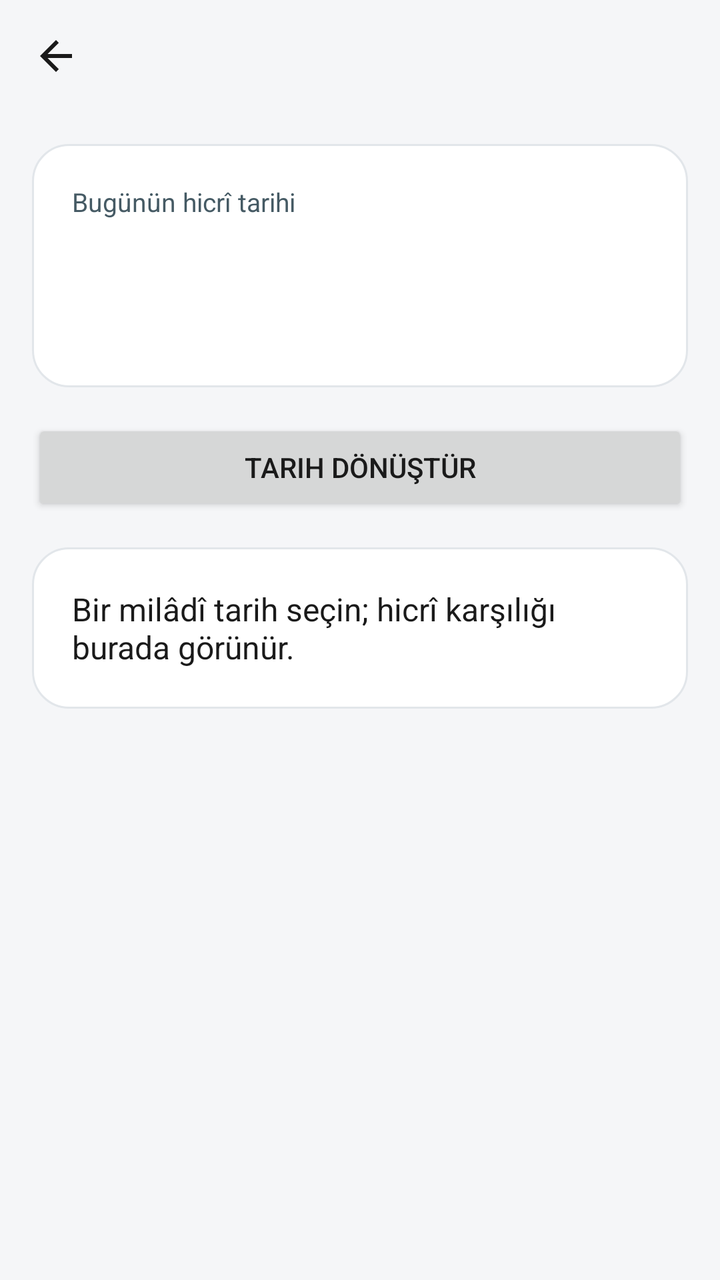
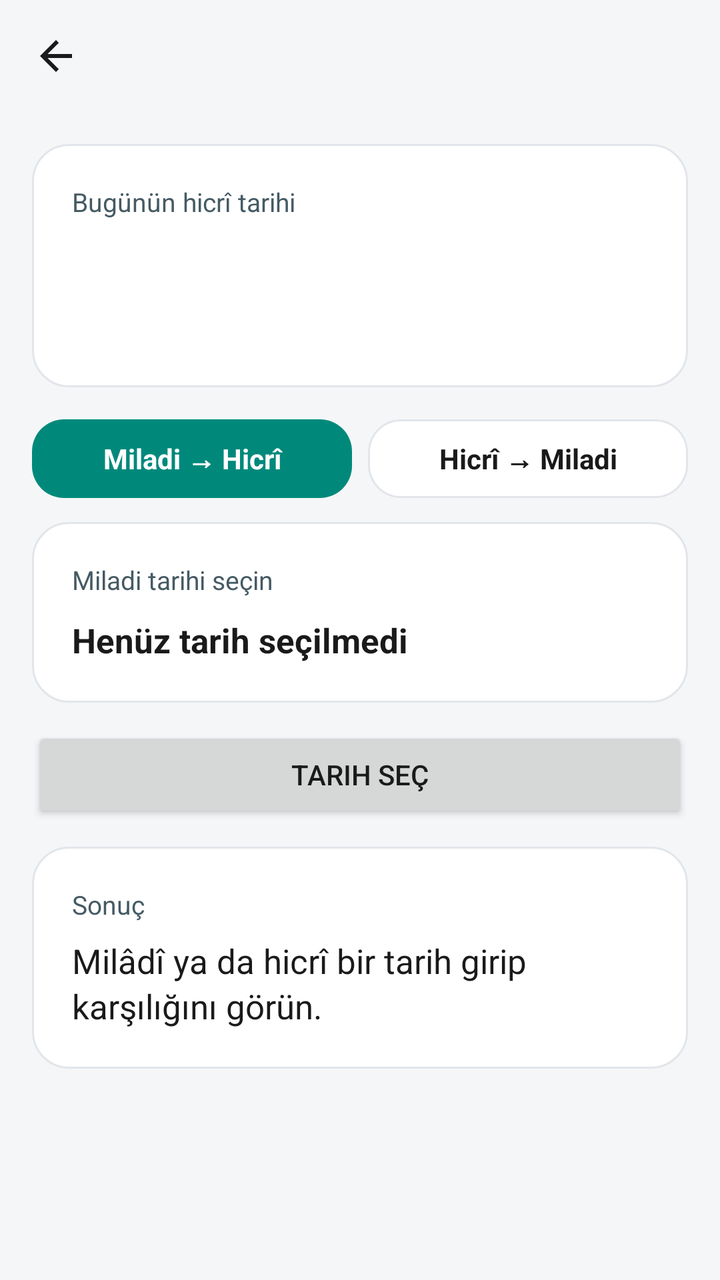

Two renders of the same Android screen: before a commit and after it. Below are the layout's source before the change and the commit's diff.
<!-- AndroidManifest.xml: application theme Theme.Qibla -->
<!-- res/layout/activity_hijri.xml -->
<?xml version="1.0" encoding="utf-8"?>
<LinearLayout xmlns:android="http://schemas.android.com/apk/res/android"
    xmlns:app="http://schemas.android.com/apk/res-auto"
    android:layout_width="match_parent"
    android:layout_height="match_parent"
    android:background="@color/bg"
    android:orientation="vertical">

    <androidx.appcompat.widget.Toolbar
        android:id="@+id/hijriToolbar"
        android:layout_width="match_parent"
        android:layout_height="?attr/actionBarSize"
        android:background="@color/bg"
        app:navigationIcon="?attr/homeAsUpIndicator"
        app:theme="@style/Theme.Qibla.Toolbar"
        app:titleTextColor="@color/text_primary" />

    <LinearLayout
        android:layout_width="match_parent"
        android:layout_height="wrap_content"
        android:layout_margin="16dp"
        android:background="@drawable/panel_bg"
        android:orientation="vertical"
        android:padding="20dp">

        <TextView
            android:layout_width="match_parent"
            android:layout_height="wrap_content"
            android:text="@string/hijri_today"
            android:textColor="@color/text_dim"
            android:textSize="13sp" />

        <TextView
            android:id="@+id/hijriDate"
            android:layout_width="match_parent"
            android:layout_height="wrap_content"
            android:paddingTop="6dp"
            android:textColor="@color/accent"
            android:textSize="26sp"
            android:textStyle="bold" />

        <TextView
            android:id="@+id/gregDate"
            android:layout_width="match_parent"
            android:layout_height="wrap_content"
            android:paddingTop="4dp"
            android:textColor="@color/text_dim"
            android:textSize="14sp" />
    </LinearLayout>

    <Button
        android:id="@+id/btnConvert"
        android:layout_width="match_parent"
        android:layout_height="wrap_content"
        android:layout_marginStart="16dp"
        android:layout_marginEnd="16dp"
        android:text="@string/hijri_convert" />

    <LinearLayout
        android:layout_width="match_parent"
        android:layout_height="wrap_content"
        android:layout_margin="16dp"
        android:background="@drawable/panel_bg"
        android:orientation="vertical"
        android:padding="20dp">

        <TextView
            android:id="@+id/convertResult"
            android:layout_width="match_parent"
            android:layout_height="wrap_content"
            android:text="@string/hijri_convert_hint"
            android:textColor="@color/text_primary"
            android:textSize="16sp" />
    </LinearLayout>
</LinearLayout>
<!-- resources referenced by this layout -->
<resources>
  <color name="accent">#00897B</color>
  <color name="bg">#F5F6F8</color>
  <color name="text_dim">#455A64</color>
  <color name="text_primary">#1A1A1A</color>
  <!-- drawable panel_bg (drawable) -->
  <?xml version="1.0" encoding="utf-8"?>
  <shape xmlns:android="http://schemas.android.com/apk/res/android"
      android:shape="rectangle">
      <solid android:color="@color/panel" />
      <corners android:radius="18dp" />
      <stroke
          android:width="1dp"
          android:color="@color/panel_stroke" />
  </shape>
  <string name="hijri_convert">Tarih dönüştür</string>
  <string name="hijri_convert_hint">Bir milâdî tarih seçin; hicrî karşılığı burada görünür.</string>
  <string name="hijri_today">Bugünün hicrî tarihi</string>
  <style name="Theme.Qibla.Toolbar" parent="ThemeOverlay.AppCompat.ActionBar">
          <item name="colorControlNormal">@color/text_primary</item>
          <item name="android:textColorPrimary">@color/text_primary</item>
      </style>
  <style name="Theme.Qibla" parent="Theme.AppCompat.DayNight.NoActionBar">
          <item name="colorAccent">@color/accent</item>
          <item name="android:windowBackground">@color/bg</item>
          <item name="android:statusBarColor">@color/bg</item>
          <item name="android:navigationBarColor">@color/bg</item>
          <item name="android:textColorPrimary">@color/text_primary</item>
          <item name="android:windowLightStatusBar">true</item>
      </style>
  <color name="panel">#FFFFFF</color>
  <color name="panel_stroke">#E2E6EA</color>
</resources>

<!-- the commit's change to res/layout/activity_hijri.xml (unified diff, before → after) -->
@@ -15,61 +15,201 @@
         app:theme="@style/Theme.Qibla.Toolbar"
         app:titleTextColor="@color/text_primary" />
 
-    <LinearLayout
+    <ScrollView
         android:layout_width="match_parent"
-        android:layout_height="wrap_content"
-        android:layout_margin="16dp"
-        android:background="@drawable/panel_bg"
-        android:orientation="vertical"
-        android:padding="20dp">
-
-        <TextView
+        android:layout_height="0dp"
+        android:layout_weight="1"
+        android:fillViewport="true">
+
+        <LinearLayout
             android:layout_width="match_parent"
             android:layout_height="wrap_content"
-            android:text="@string/hijri_today"
-            android:textColor="@color/text_dim"
-            android:textSize="13sp" />
-
-        <TextView
-            android:id="@+id/hijriDate"
-            android:layout_width="match_parent"
-            android:layout_height="wrap_content"
-            android:paddingTop="6dp"
-            android:textColor="@color/accent"
-            android:textSize="26sp"
-            android:textStyle="bold" />
-
-        <TextView
-            android:id="@+id/gregDate"
-            android:layout_width="match_parent"
-            android:layout_height="wrap_content"
-            android:paddingTop="4dp"
-            android:textColor="@color/text_dim"
-            android:textSize="14sp" />
-    </LinearLayout>
-
-    <Button
-        android:id="@+id/btnConvert"
-        android:layout_width="match_parent"
-        android:layout_height="wrap_content"
-        android:layout_marginStart="16dp"
-        android:layout_marginEnd="16dp"
-        android:text="@string/hijri_convert" />
-
-    <LinearLayout
-        android:layout_width="match_parent"
-        android:layout_height="wrap_content"
-        android:layout_margin="16dp"
-        android:background="@drawable/panel_bg"
-        android:orientation="vertical"
-        android:padding="20dp">
-
-        <TextView
-            android:id="@+id/convertResult"
-            android:layout_width="match_parent"
-            android:layout_height="wrap_content"
-            android:text="@string/hijri_convert_hint"
-            android:textColor="@color/text_primary"
-            android:textSize="16sp" />
-    </LinearLayout>
+            android:orientation="vertical"
+            android:padding="16dp">
+
+            <LinearLayout
+                android:layout_width="match_parent"
+                android:layout_height="wrap_content"
+                android:background="@drawable/panel_bg"
+                android:orientation="vertical"
+                android:padding="20dp">
+
+                <TextView
+                    android:layout_width="match_parent"
+                    android:layout_height="wrap_content"
+                    android:text="@string/hijri_today"
+                    android:textColor="@color/text_dim"
+                    android:textSize="13sp" />
+
+                <TextView
+                    android:id="@+id/hijriDate"
+                    android:layout_width="match_parent"
+                    android:layout_height="wrap_content"
+                    android:paddingTop="6dp"
+                    android:textColor="@color/accent"
+                    android:textSize="26sp"
+                    android:textStyle="bold" />
+
+                <TextView
+                    android:id="@+id/gregDate"
+                    android:layout_width="match_parent"
+                    android:layout_height="wrap_content"
+                    android:paddingTop="4dp"
+                    android:textColor="@color/text_dim"
+                    android:textSize="14sp" />
+            </LinearLayout>
+
+            <LinearLayout
+                android:layout_width="match_parent"
+                android:layout_height="wrap_content"
+                android:layout_marginTop="16dp"
+                android:orientation="horizontal">
+
+                <TextView
+                    android:id="@+id/modeG2H"
+                    android:layout_width="0dp"
+                    android:layout_height="wrap_content"
+                    android:layout_weight="1"
+                    android:background="@drawable/chip_bg_selected"
+                    android:gravity="center"
+                    android:paddingTop="10dp"
+                    android:paddingBottom="10dp"
+                    android:text="@string/hijri_g2h"
+                    android:textColor="@android:color/white"
+                    android:textSize="14sp"
+                    android:textStyle="bold" />
+
+                <TextView
+                    android:id="@+id/modeH2G"
+                    android:layout_width="0dp"
+                    android:layout_height="wrap_content"
+                    android:layout_weight="1"
+                    android:layout_marginStart="8dp"
+                    android:background="@drawable/chip_bg"
+                    android:gravity="center"
+                    android:paddingTop="10dp"
+                    android:paddingBottom="10dp"
+                    android:text="@string/hijri_h2g"
+                    android:textColor="@color/text_primary"
+                    android:textSize="14sp"
+                    android:textStyle="bold" />
+            </LinearLayout>
+
+            <LinearLayout
+                android:layout_width="match_parent"
+                android:layout_height="wrap_content"
+                android:layout_marginTop="12dp"
+                android:background="@drawable/panel_bg"
+                android:orientation="vertical"
+                android:padding="20dp">
+
+                <TextView
+                    android:id="@+id/convLabel"
+                    android:layout_width="match_parent"
+                    android:layout_height="wrap_content"
+                    android:text="@string/hijri_conv_label_greg"
+                    android:textColor="@color/text_dim"
+                    android:textSize="13sp" />
+
+                <TextView
+                    android:id="@+id/selectedGreg"
+                    android:layout_width="match_parent"
+                    android:layout_height="wrap_content"
+                    android:paddingTop="10dp"
+                    android:text="@string/hijri_none_selected"
+                    android:textColor="@color/text_primary"
+                    android:textSize="17sp"
+                    android:textStyle="bold" />
+
+                <LinearLayout
+                    android:id="@+id/hijriFields"
+                    android:layout_width="match_parent"
+                    android:layout_height="wrap_content"
+                    android:paddingTop="10dp"
+                    android:orientation="horizontal"
+                    android:visibility="gone">
+
+                    <EditText
+                        android:id="@+id/hijriDay"
+                        android:layout_width="0dp"
+                        android:layout_height="wrap_content"
+                        android:layout_weight="1"
+                        android:hint="@string/hijri_day"
+                        android:imeOptions="actionNext"
+                        android:inputType="number"
+                        android:maxLength="2"
+                        android:textColor="@color/text_primary"
+                        android:textColorHint="@color/text_dim" />
+
+                    <EditText
+                        android:id="@+id/hijriMonth"
+                        android:layout_width="0dp"
+                        android:layout_height="wrap_content"
+                        android:layout_marginStart="8dp"
+                        android:layout_weight="1"
+                        android:hint="@string/hijri_month"
+                        android:imeOptions="actionNext"
+                        android:inputType="number"
+                        android:maxLength="2"
+                        android:textColor="@color/text_primary"
+                        android:textColorHint="@color/text_dim" />
+
+                    <EditText
+                        android:id="@+id/hijriYear"
+                        android:layout_width="0dp"
+                        android:layout_height="wrap_content"
+                        android:layout_marginStart="8dp"
+                        android:layout_weight="1.3"
+                        android:hint="@string/hijri_year"
+                        android:imeOptions="actionDone"
+                        android:inputType="number"
+                        android:maxLength="4"
+                        android:textColor="@color/text_primary"
+                        android:textColorHint="@color/text_dim" />
+                </LinearLayout>
+
+                <TextView
+                    android:id="@+id/hijriPreview"
+                    android:layout_width="match_parent"
+                    android:layout_height="wrap_content"
+                    android:paddingTop="6dp"
+                    android:textColor="@color/accent"
+                    android:textSize="13sp"
+                    android:visibility="gone" />
+            </LinearLayout>
+
+            <Button
+                android:id="@+id/btnConvert"
+                android:layout_width="match_parent"
+                android:layout_height="wrap_content"
+                android:layout_marginTop="12dp"
+                android:text="@string/hijri_pick" />
+
+            <LinearLayout
+                android:layout_width="match_parent"
+                android:layout_height="wrap_content"
+                android:layout_marginTop="12dp"
+                android:background="@drawable/panel_bg"
+                android:orientation="vertical"
+                android:padding="20dp">
+
+                <TextView
+                    android:layout_width="match_parent"
+                    android:layout_height="wrap_content"
+                    android:text="@string/hijri_result_label"
+                    android:textColor="@color/text_dim"
+                    android:textSize="13sp" />
+
+                <TextView
+                    android:id="@+id/convertResult"
+                    android:layout_width="match_parent"
+                    android:layout_height="wrap_content"
+                    android:paddingTop="8dp"
+                    android:lineSpacingExtra="3dp"
+                    android:text="@string/hijri_convert_hint"
+                    android:textColor="@color/text_primary"
+                    android:textSize="17sp" />
+            </LinearLayout>
+        </LinearLayout>
+    </ScrollView>
 </LinearLayout>
<!-- resource entries referenced after the edit -->
@@ -4,6 +4,23 @@
   <color name="bg">#F5F6F8</color>
   <color name="text_dim">#455A64</color>
   <color name="text_primary">#1A1A1A</color>
+  <!-- drawable chip_bg (drawable) -->
+  <?xml version="1.0" encoding="utf-8"?>
+  <shape xmlns:android="http://schemas.android.com/apk/res/android"
+      android:shape="rectangle">
+      <solid android:color="@color/panel" />
+      <corners android:radius="16dp" />
+      <stroke
+          android:width="1dp"
+          android:color="@color/panel_stroke" />
+  </shape>
+  <!-- drawable chip_bg_selected (drawable) -->
+  <?xml version="1.0" encoding="utf-8"?>
+  <shape xmlns:android="http://schemas.android.com/apk/res/android"
+      android:shape="rectangle">
+      <solid android:color="@color/accent" />
+      <corners android:radius="16dp" />
+  </shape>
   <!-- drawable panel_bg (drawable) -->
   <?xml version="1.0" encoding="utf-8"?>
   <shape xmlns:android="http://schemas.android.com/apk/res/android"
@@ -14,9 +31,17 @@
           android:width="1dp"
           android:color="@color/panel_stroke" />
   </shape>
-  <string name="hijri_convert">Tarih dönüştür</string>
-  <string name="hijri_convert_hint">Bir milâdî tarih seçin; hicrî karşılığı burada görünür.</string>
+  <string name="hijri_conv_label_greg">Miladi tarihi seçin</string>
+  <string name="hijri_convert_hint">Milâdî ya da hicrî bir tarih girip karşılığını görün.</string>
+  <string name="hijri_day">Gün</string>
+  <string name="hijri_g2h">Miladi → Hicrî</string>
+  <string name="hijri_h2g">Hicrî → Miladi</string>
+  <string name="hijri_month">Ay</string>
+  <string name="hijri_none_selected">Henüz tarih seçilmedi</string>
+  <string name="hijri_pick">Tarih seç</string>
+  <string name="hijri_result_label">Sonuç</string>
   <string name="hijri_today">Bugünün hicrî tarihi</string>
+  <string name="hijri_year">Yıl</string>
   <style name="Theme.Qibla.Toolbar" parent="ThemeOverlay.AppCompat.ActionBar">
           <item name="colorControlNormal">@color/text_primary</item>
           <item name="android:textColorPrimary">@color/text_primary</item>
